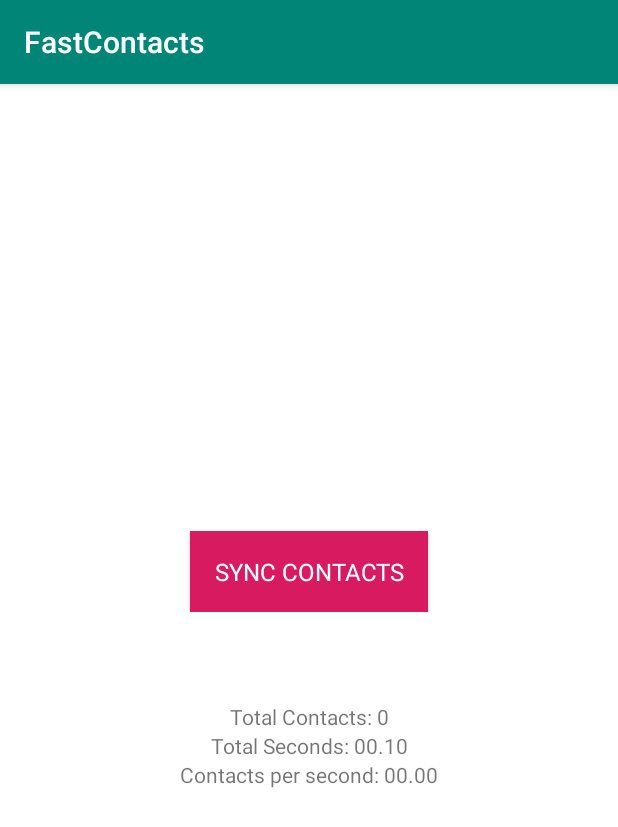
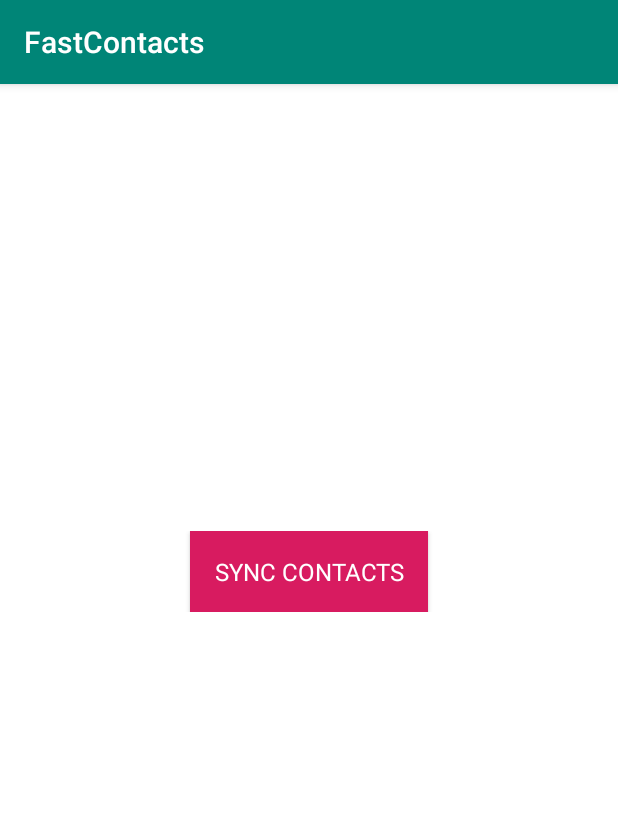
Before and after one commit to woodcockjosh/AndroidFastContacts, an Android app: the screen it shows after launch (MainActivity), after a tap on "SYNC CONTACTS", on a phone screen of 412 x 824 dp. Shown: the top 827 px of the screen. Run offline under Robolectric (Android 15) with nearby library versions, the phone set to English and light mode, and no system bars; libraries missing offline, so code that uses them is left out: com.dbflow5.annotation, com.dbflow5.config, com.dbflow5.database, com.dbflow5.query, jonathanfinerty.once and 1 more; 16 statements that could not run were skipped.

Commit message:
Show summary during sync

```diff
--- a/app/src/main/java/com/beagile/fastcontacts/MainActivity.java
+++ b/app/src/main/java/com/beagile/fastcontacts/MainActivity.java
@@ -61,6 +61,21 @@ public class MainActivity extends AppCompatActivity {
             String percentText = format.format(percent);
             String progressText = percentText + "%";
             mProgressText.setText(progressText);
+
+            long end = System.currentTimeMillis();
+            long duration = end - mStart;
+            double seconds = duration / (float) 1000;
+
+            double recordsPerSecond = current / seconds;
+
+            String totalRecordsText = "Total Contacts: " + mMax;
+            mTotalRecordsText.setText(totalRecordsText);
+
+            String totalSecondsText = "Total Seconds: " + format.format(seconds);
+            mTotalSecondsText.setText(totalSecondsText);
+
+            String recordsPerSecondText = "Contacts per second: " + format.format(recordsPerSecond);
+            mRecordsPerSecondText.setText(recordsPerSecondText);
         }
 
         @Override
@@ -72,9 +87,9 @@ public class MainActivity extends AppCompatActivity {
             mProgressText.setVisibility(View.VISIBLE);
             mProgressBar.setIndeterminate(true);
 
-            mTotalRecordsText.setVisibility(View.INVISIBLE);
-            mTotalSecondsText.setVisibility(View.INVISIBLE);
-            mRecordsPerSecondText.setVisibility(View.INVISIBLE);
+            mTotalRecordsText.setVisibility(View.VISIBLE);
+            mTotalSecondsText.setVisibility(View.VISIBLE);
+            mRecordsPerSecondText.setVisibility(View.VISIBLE);
         }
 
         @Override
@@ -83,26 +98,6 @@ public class MainActivity extends AppCompatActivity {
             mSyncingContactsText.setVisibility(View.GONE);
             mProgressBar.setVisibility(View.INVISIBLE);
             mProgressText.setVisibility(View.INVISIBLE);
-
-            long end = System.currentTimeMillis();
-            long duration = end - mStart;
-            double seconds = duration / (float) 1000;
-
-            DecimalFormat format = new DecimalFormat("00.00");
-
-            double recordsPerSecond = mMax / seconds;
-
-            String totalRecordsText = "Total Contacts: " + mMax;
-            mTotalRecordsText.setText(totalRecordsText);
-            mTotalRecordsText.setVisibility(View.VISIBLE);
-
-            String totalSecondsText = "Total Seconds: " + format.format(seconds);
-            mTotalSecondsText.setText(totalSecondsText);
-            mTotalSecondsText.setVisibility(View.VISIBLE);
-
-            String recordsPerSecondText = "Contacts per second: " + format.format(recordsPerSecond);
-            mRecordsPerSecondText.setText(recordsPerSecondText);
-            mRecordsPerSecondText.setVisibility(View.VISIBLE);
         }
     };
 
--- a/app/src/main/java/com/beagile/fastcontacts/services/PhoneContactsSynchronizerTask.java
+++ b/app/src/main/java/com/beagile/fastcontacts/services/PhoneContactsSynchronizerTask.java
@@ -96,8 +96,12 @@ public class PhoneContactsSynchronizerTask extends AsyncTask {
 
     // region: Singleton and constructor
 
+    public PhoneContactsSynchronizerTask() {
+        this.mLastRowChangedTimestamp = 0;
+    }
+
     public PhoneContactsSynchronizerTask(Context context) {
-        this.mLastRowChangedTimestamp = 0;
+        this();
         this.mContext = context;
         this.mBroadcastManager = LocalBroadcastManager.getInstance(context);
     }
```
Also changed, not shown: 2 other files.
